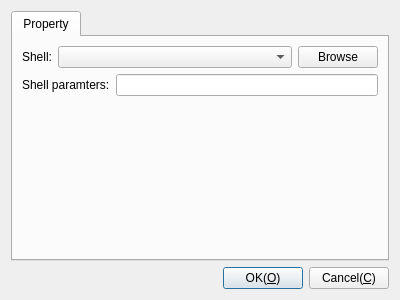
This is Plugins/Terminal/DlgSettingsTerminal.ui in KangLin/RabbitRemoteControl as Qt 5 draws it before an edit. The edited form follows.
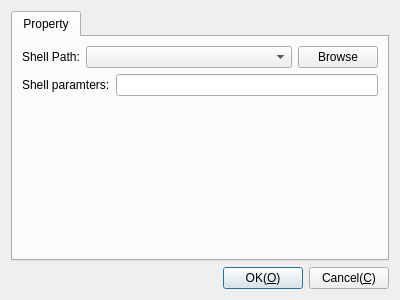
This is the edited form.

The edit to the form file:
```diff
--- a/Plugins/Terminal/DlgSettingsTerminal.ui
+++ b/Plugins/Terminal/DlgSettingsTerminal.ui
@@ -60,7 +60,7 @@
          <item>
           <widget class="QLabel" name="label">
            <property name="text">
-            <string>Shell:</string>
+            <string>Shell Path:</string>
            </property>
           </widget>
          </item>
```
